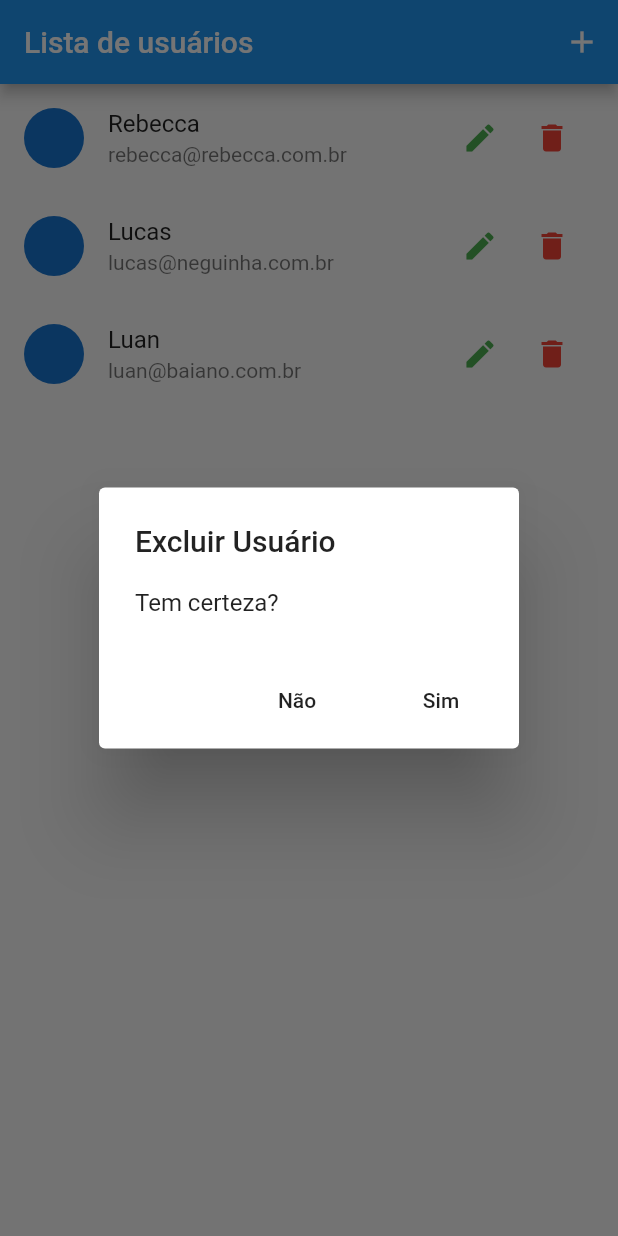
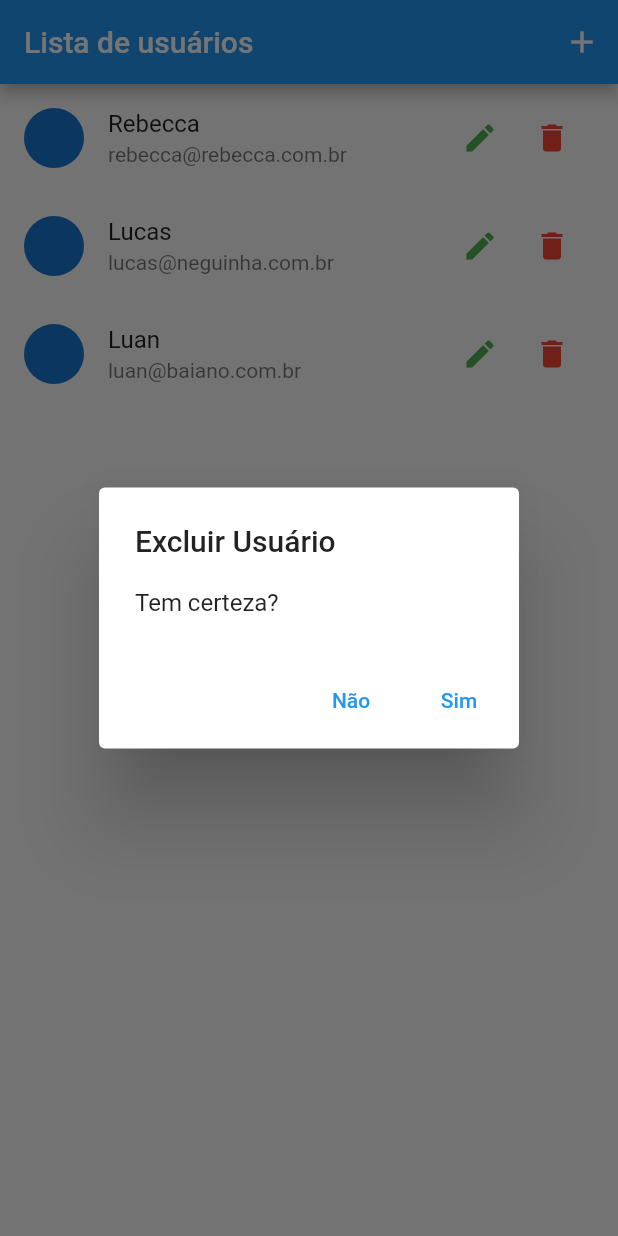
Before and after one commit to RebeccaMartinho/flutter-crud, a Flutter app: the screen it shows after launch, after a tap on the "delete" icon, on a phone screen of 412 x 824 dp. Run offline on Flutter 3.47's test engine with Material 2 defaults, Android fonts, the phone set to English and light mode, and no system bars; our stand-ins replace email_validator; network calls fail.

```diff
--- a/lib/components/user_tile.dart
+++ b/lib/components/user_tile.dart
@@ -42,11 +42,11 @@ class UserTile extends StatelessWidget {
                     title: Text('Excluir Usuário'),
                     content: Text('Tem certeza?'),
                     actions: <Widget>[
-                      FlatButton(
+                      TextButton(
                         child: Text('Não'),
                         onPressed: () => Navigator.of(context).pop(false),
                       ),
-                      FlatButton(
+                      TextButton(
                         child: Text('Sim'),
                         onPressed: () => Navigator.of(context).pop(true),
                       )
--- a/pubspec.yaml
+++ b/pubspec.yaml
@@ -24,6 +24,7 @@ dependencies:
   flutter:
     sdk: flutter
   provider:
+  email_validator: ^1.0.6
 
 
   # The following adds the Cupertino Icons font to your application.
```
Also changed, not shown: lib/views/user_form.dart (+18 -3 lines), pubspec.lock.
